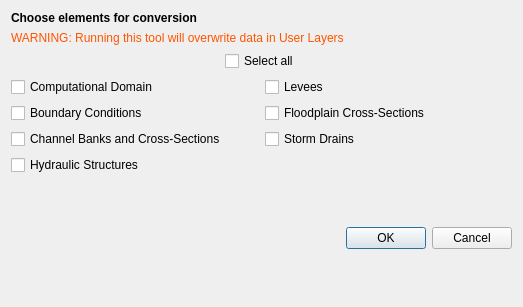
Old version of the form flo2d/ui/schema2user.ui in the repository FLO-2DSoftware/qgis-flo-2d-plugin.
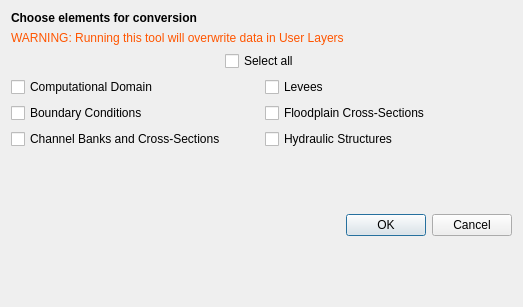
New version of the form.

Commit message: Removed the Storm Drain from the Convert Schematic Data to User Layer

```diff
--- a/flo2d/ui/schema2user.ui
+++ b/flo2d/ui/schema2user.ui
@@ -111,13 +111,6 @@
         </widget>
        </item>
        <item row="2" column="1">
-        <widget class="QCheckBox" name="ckbox_swmm">
-         <property name="text">
-          <string>Storm Drains</string>
-         </property>
-        </widget>
-       </item>
-       <item row="3" column="0">
         <widget class="QCheckBox" name="ckbox_hydr_struct">
          <property name="text">
           <string>Hydraulic Structures</string>
```
The commit also changes 2 other files.
